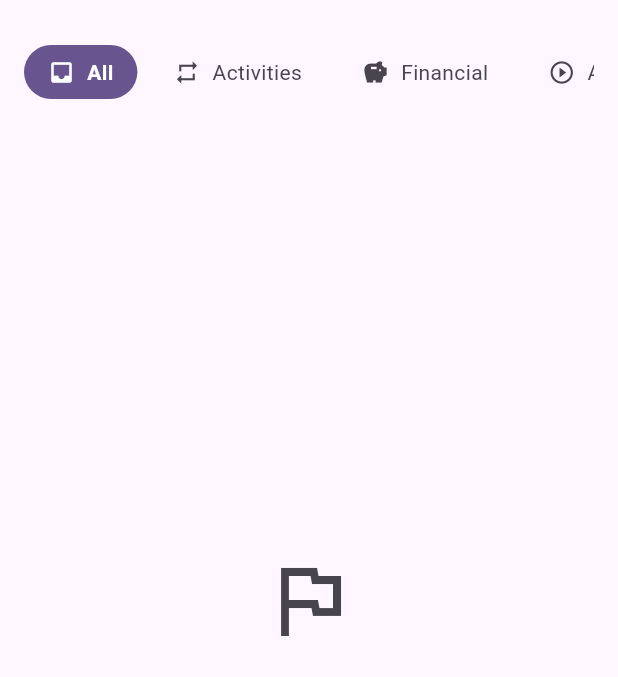
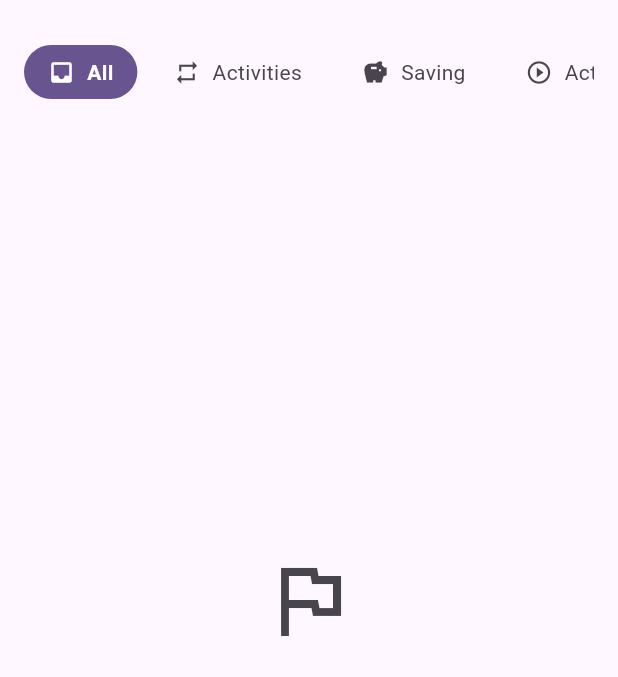
Before and after one commit to Laykusero04/self-improve-app, a Flutter app: the _GoalsView screen opened directly, on a phone screen of 412 x 824 dp, the part 63-740 px from its top. Run offline on Flutter 3.47's test engine with Material 3 defaults, Android fonts, the phone set to English and light mode, and no system bars; our stand-ins replace bloc, equatable, flutter_bloc, flutter_slidable, sqflite, table_calendar; accounts and stored records are empty.

Commit message:
Refactor goal management to replace 'Financial' terminology with 'Saving' for consistency. Update default selection behavior for daily goals to select all days if none are chosen. Enhance UI messages and validation for improved user experience.

```diff
--- a/self_improve_app/lib/screens/goals_screen.dart
+++ b/self_improve_app/lib/screens/goals_screen.dart
@@ -356,7 +356,7 @@ class _GoalsViewState extends State<_GoalsView> {
   void _showMarkAsDoneConfirmDialog(Goal goal) {
     final bloc = context.read<GoalsBloc>();
 
-    // For financial goals, ask for amount first before completing
+    // For saving goals, ask for amount first before completing
     if (goal.type == GoalType.financial) {
       final amountController = TextEditingController();
 
@@ -486,7 +486,7 @@ class _GoalsViewState extends State<_GoalsView> {
                   const SizedBox(width: 8),
                   _buildFilterButton(
                     icon: Icons.savings,
-                    label: 'Financial',
+                    label: 'Saving',
                     filter: FilterType.financial,
                   ),
                   const SizedBox(width: 8),
@@ -498,7 +498,7 @@ class _GoalsViewState extends State<_GoalsView> {
                   const SizedBox(width: 8),
                   _buildFilterButton(
                     icon: Icons.check_circle_outline,
-                    label: 'Completed',
+                    label: 'Savings Completed',
                     filter: FilterType.completed,
                   ),
                   const SizedBox(width: 8),
@@ -529,7 +529,7 @@ class _GoalsViewState extends State<_GoalsView> {
                     const SizedBox(width: 12),
                     Expanded(
                       child: Text(
-                        '🎉 "${state.recentlyCompletedGoalTitle}" goal completed!',
+                        '🎉 "${state.recentlyCompletedGoalTitle}" goal achieved!',
                         style: const TextStyle(fontWeight: FontWeight.bold),
                       ),
                     ),
@@ -601,7 +601,7 @@ class _GoalsViewState extends State<_GoalsView> {
                 return _buildGoalsListWithSuccessSection(
                   activeGoals: activeFinancial,
                   completedGoals: completedFinancial,
-                  emptyMessage: 'No financial goals yet. Create your first financial goal!',
+                  emptyMessage: 'No saving goals yet. Create your first saving goal!',
                 );
               case FilterType.active:
                 return _buildGoalsListWithSuccessSection(
@@ -610,9 +610,13 @@ class _GoalsViewState extends State<_GoalsView> {
                   emptyMessage: 'No active goals. Create a new goal to get started!',
                 );
               case FilterType.completed:
+                // Only show saving goals in completed section
+                final completedFinancialGoals = state.completedGoals
+                    .where((g) => g.type == GoalType.financial)
+                    .toList();
                 return _buildCompletedGoalsList(
-                  goals: state.completedGoals,
-                  emptyMessage: 'No completed goals yet.',
+                  goals: completedFinancialGoals,
+                  emptyMessage: 'No saving goals completed yet.',
                 );
               case FilterType.archived:
                 return _buildGoalsList(
@@ -700,7 +704,7 @@ class _GoalsViewState extends State<_GoalsView> {
             data: Theme.of(context),
             child: ExpansionTile(
               title: Text(
-                '${todayCompleted.length} Success',
+                '${todayCompleted.length} Goal${todayCompleted.length == 1 ? '' : 's'} Achieved Today',
                 style: Theme.of(context).textTheme.titleMedium?.copyWith(
                       fontWeight: FontWeight.w600,
                     ),
--- a/self_improve_app/lib/widgets/goals/add_goal_dialog.dart
+++ b/self_improve_app/lib/widgets/goals/add_goal_dialog.dart
@@ -299,9 +299,9 @@ class _AddGoalDialogState extends State<AddGoalDialog> {
                           Expanded(
                             child: _buildTypeButton(
                               GoalType.financial,
-                              'Financial',
+                              'Saving',
                               Icons.savings,
-                              'Financial goals',
+                              'Saving goals',
                             ),
                           ),
                         ],
```
Also changed, not shown: self_improve_app/lib/screens/add_goal_screen.dart (+28 -23 lines).
